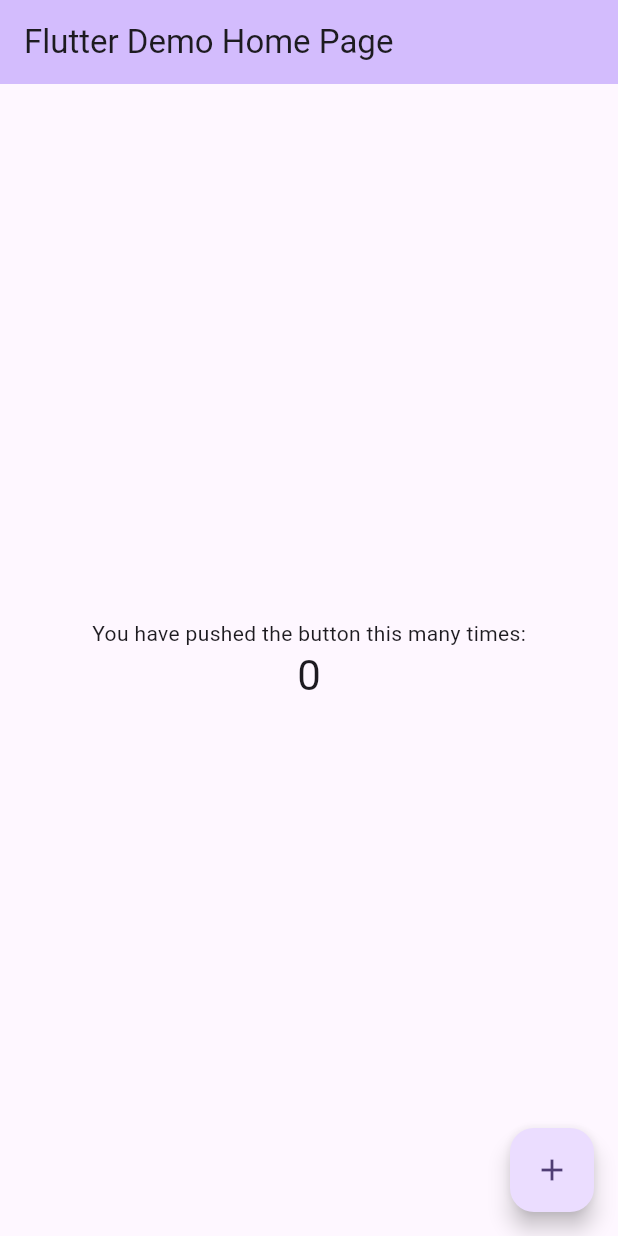
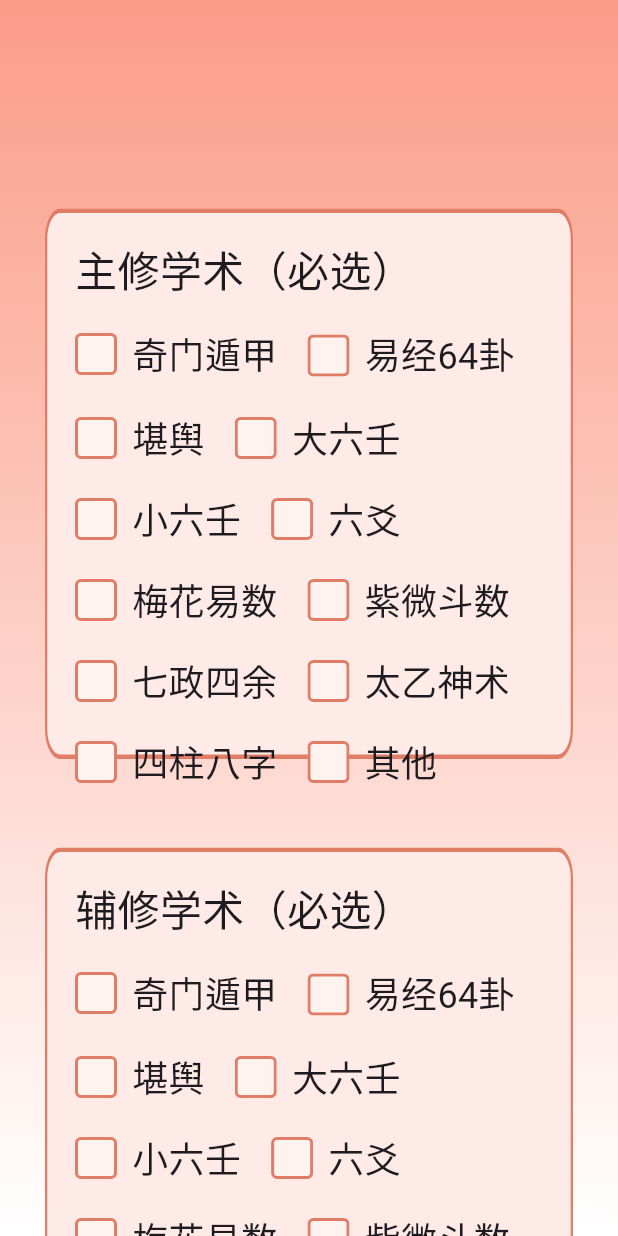
Before and after one commit to wstszx/zhouyi_flutter, a Flutter app: the screen it shows after launch, on a phone screen of 412 x 824 dp. Run offline on Flutter 3.47's test engine with Material 3 defaults, Android fonts, the light colour scheme and no system bars; our stand-ins replace flutter_svg.

Commit message:
feat: Implement Figma design and fix build issues

```diff
--- a/lib/main.dart
+++ b/lib/main.dart
@@ -1,4 +1,5 @@
 import 'package:flutter/material.dart';
+import 'package:flutter_svg/flutter_svg.dart';
 
 void main() {
   runApp(const MyApp());
@@ -7,116 +8,178 @@ void main() {
 class MyApp extends StatelessWidget {
   const MyApp({super.key});
 
-  // This widget is the root of your application.
   @override
   Widget build(BuildContext context) {
     return MaterialApp(
-      title: 'Flutter Demo',
+      title: 'Zhouyi',
       theme: ThemeData(
-        // This is the theme of your application.
-        //
-        // TRY THIS: Try running your application with "flutter run". You'll see
-        // the application has a purple toolbar. Then, without quitting the app,
-        // try changing the seedColor in the colorScheme below to Colors.green
-        // and then invoke "hot reload" (save your changes or press the "hot
-        // reload" button in a Flutter-supported IDE, or press "r" if you used
-        // the command line to start the app).
-        //
-        // Notice that the counter didn't reset back to zero; the application
-        // state is not lost during the reload. To reset the state, use hot
-        // restart instead.
-        //
-        // This works for code too, not just values: Most code changes can be
-        // tested with just a hot reload.
-        colorScheme: ColorScheme.fromSeed(seedColor: Colors.deepPurple),
+        primarySwatch: Colors.blue,
       ),
-      home: const MyHomePage(title: 'Flutter Demo Home Page'),
+      home: const SelectMajorScreen(),
     );
   }
 }
 
-class MyHomePage extends StatefulWidget {
-  const MyHomePage({super.key, required this.title});
-
-  // This widget is the home page of your application. It is stateful, meaning
-  // that it has a State object (defined below) that contains fields that affect
-  // how it looks.
-
-  // This class is the configuration for the state. It holds the values (in this
-  // case the title) provided by the parent (in this case the App widget) and
-  // used by the build method of the State. Fields in a Widget subclass are
-  // always marked "final".
-
-  final String title;
+class SelectMajorScreen extends StatefulWidget {
+  const SelectMajorScreen({super.key});
 
   @override
-  State<MyHomePage> createState() => _MyHomePageState();
+  _SelectMajorScreenState createState() => _SelectMajorScreenState();
 }
 
-class _MyHomePageState extends State<MyHomePage> {
-  int _counter = 0;
+class _SelectMajorScreenState extends State<SelectMajorScreen> {
+  final List<String> _majorOptions = [
+    '奇门遁甲', '易经64卦', '堪舆', '大六壬', '小六壬', '六爻',
+    '梅花易数', '紫微斗数', '七政四余', '太乙神术', '四柱八字', '其他'
+  ];
 
-  void _incrementCounter() {
-    setState(() {
-      // This call to setState tells the Flutter framework that something has
-      // changed in this State, which causes it to rerun the build method below
-      // so that the display can reflect the updated values. If we changed
-      // _counter without calling setState(), then the build method would not be
-      // called again, and so nothing would appear to happen.
-      _counter++;
-    });
-  }
+  final List<String> _minorOptions = [
+    '奇门遁甲', '易经64卦', '堪舆', '大六壬', '小六壬', '六爻',
+    '梅花易数', '紫微斗数', '七政四余', '太乙神术', '四柱八字', '其他'
+  ];
+
+  String? _selectedMajor;
+  final List<String> _selectedMinors = [];
 
   @override
   Widget build(BuildContext context) {
-    // This method is rerun every time setState is called, for instance as done
-    // by the _incrementCounter method above.
-    //
-    // The Flutter framework has been optimized to make rerunning build methods
-    // fast, so that you can just rebuild anything that needs updating rather
-    // than having to individually change instances of widgets.
     return Scaffold(
-      appBar: AppBar(
-        // TRY THIS: Try changing the color here to a specific color (to
-        // Colors.amber, perhaps?) and trigger a hot reload to see the AppBar
-        // change color while the other colors stay the same.
-        backgroundColor: Theme.of(context).colorScheme.inversePrimary,
-        // Here we take the value from the MyHomePage object that was created by
-        // the App.build method, and use it to set our appbar title.
-        title: Text(widget.title),
+      body: Stack(
+        children: [
+          // Background
+          SvgPicture.asset(
+            'assets/images/background_gradient.svg',
+            fit: BoxFit.cover,
+            width: double.infinity,
+            height: double.infinity,
+          ),
+          SingleChildScrollView(
+            child: Padding(
+              padding: const EdgeInsets.symmetric(horizontal: 30.0),
+              child: Column(
+                crossAxisAlignment: CrossAxisAlignment.start,
+                children: [
+                  const SizedBox(height: 139),
+                  _buildSection(
+                    title: '主修学术（必选）',
+                    options: _majorOptions,
+                    isMajor: true,
+                  ),
+                  const SizedBox(height: 20),
+                  _buildSection(
+                    title: '辅修学术（必选）',
+                    options: _minorOptions,
+                    isMajor: false,
+                  ),
+                  const SizedBox(height: 20),
+                  _buildTextFieldSection('从什么渠道发现该软件（必填）', '请输入发现渠道（最多8字）'),
+                  const SizedBox(height: 20),
+                  _buildTextFieldSection('请设置【1v1问答】赏金（必填）', '0-999（用户APP内可修改）', suffixText: '元'),
+                  const SizedBox(height: 40),
+                  Center(
+                    child: GestureDetector(
+                      onTap: () {
+                        // Handle tap
+                      },
+                      child: SvgPicture.asset(
+                        'assets/images/button_background.svg',
+                        width: 380,
+                        height: 88,
+                      ),
+                    ),
+                  ),
+                  const SizedBox(height: 40),
+                ],
+              ),
+            ),
+          ),
+        ],
       ),
-      body: Center(
-        // Center is a layout widget. It takes a single child and positions it
-        // in the middle of the parent.
-        child: Column(
-          // Column is also a layout widget. It takes a list of children and
-          // arranges them vertically. By default, it sizes itself to fit its
-          // children horizontally, and tries to be as tall as its parent.
-          //
-          // Column has various properties to control how it sizes itself and
-          // how it positions its children. Here we use mainAxisAlignment to
-          // center the children vertically; the main axis here is the vertical
-          // axis because Columns are vertical (the cross axis would be
-          // horizontal).
-          //
-          // TRY THIS: Invoke "debug painting" (choose the "Toggle Debug Paint"
-          // action in the IDE, or press "p" in the console), to see the
-          // wireframe for each widget.
-          mainAxisAlignment: MainAxisAlignment.center,
-          children: <Widget>[
-            const Text('You have pushed the button this many times:'),
-            Text(
-              '$_counter',
-              style: Theme.of(context).textTheme.headlineMedium,
-            ),
-          ],
+    );
+  }
+
+  Widget _buildSection({required String title, required List<String> options, required bool isMajor}) {
+    return Stack(
+      children: [
+        SvgPicture.asset(
+          'assets/images/section_background.svg',
+          fit: BoxFit.fill,
         ),
-      ),
-      floatingActionButton: FloatingActionButton(
-        onPressed: _incrementCounter,
-        tooltip: 'Increment',
-        child: const Icon(Icons.add),
-      ), // This trailing comma makes auto-formatting nicer for build methods.
+        Padding(
+          padding: const EdgeInsets.all(20),
+          child: Column(
+            crossAxisAlignment: CrossAxisAlignment.start,
+            children: [
+              Text(title, style: const TextStyle(fontSize: 28, fontWeight: FontWeight.w500)),
+              const SizedBox(height: 20),
+              Wrap(
+                spacing: 20,
+                runSpacing: 20,
+                children: options.map((option) {
+                  final isSelected = isMajor ? _selectedMajor == option : _selectedMinors.contains(option);
+                  return GestureDetector(
+                    onTap: () {
+                      setState(() {
+                        if (isMajor) {
+                          _selectedMajor = option;
+                        } else {
+                          if (_selectedMinors.contains(option)) {
+                            _selectedMinors.remove(option);
+                          } else {
+                            if (_selectedMinors.length < 2) {
+                              _selectedMinors.add(option);
+                            }
+                          }
+                        }
+                      });
+                    },
+                    child: Row(
+                      mainAxisSize: MainAxisSize.min,
+                      children: [
+                        SvgPicture.asset(
+                          isSelected ? 'assets/images/checkbox_checked.svg' : 'assets/images/checkbox_unchecked.svg',
+                          width: 28,
+                          height: 28,
+                        ),
+                        const SizedBox(width: 10),
+                        Text(option, style: const TextStyle(fontSize: 24)),
+                      ],
+                    ),
+                  );
+                }).toList(),
+              ),
+            ],
+          ),
+        ),
+      ],
+    );
+  }
+
+  Widget _buildTextFieldSection(String title, String hint, {String? suffixText}) {
+    return Stack(
+      children: [
+        SvgPicture.asset(
+          'assets/images/section_background.svg',
+          fit: BoxFit.fill,
+        ),
+        Padding(
+          padding: const EdgeInsets.all(20),
+          child: Column(
+            crossAxisAlignment: CrossAxisAlignment.start,
+            children: [
+              Text(title, style: const TextStyle(fontSize: 28, fontWeight: FontWeight.w500)),
+              const SizedBox(height: 20),
+              TextField(
+                decoration: InputDecoration(
+                  hintText: hint,
+                  border: InputBorder.none,
+                  suffixText: suffixText,
+                ),
+              ),
+            ],
+          ),
+        ),
+      ],
     );
   }
 }
--- a/pubspec.yaml
+++ b/pubspec.yaml
@@ -34,6 +34,7 @@ dependencies:
   # The following adds the Cupertino Icons font to your application.
   # Use with the CupertinoIcons class for iOS style icons.
   cupertino_icons: ^1.0.8
+  flutter_svg: ^2.0.10+1
 
 dev_dependencies:
   flutter_test:
@@ -58,9 +59,8 @@ flutter:
   uses-material-design: true
 
   # To add assets to your application, add an assets section, like this:
-  # assets:
-  #   - images/a_dot_burr.jpeg
-  #   - images/a_dot_ham.jpeg
+  assets:
+    - assets/images/
 
   # An image asset can refer to one or more resolution-specific "variants", see
   # https://flutter.dev/to/resolution-aware-images
```
Also changed, not shown: assets/images/background_gradient.svg (added), assets/images/branch_1.svg (added), assets/images/branch_2.svg (added), assets/images/branch_3.svg (added), assets/images/branch_4.svg (added), assets/images/button_background.svg (added), assets/images/checkbox_checked.svg (added), assets/images/checkbox_unchecked.svg (added), assets/images/mountain_1.svg (added), assets/images/mountain_2.svg (added), assets/images/mountain_3.svg (added), assets/images/section_background.svg (added), pubspec.lock, 2 other files.
